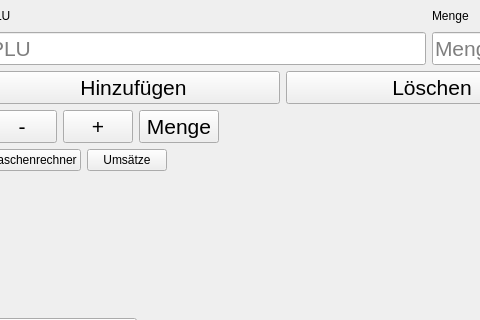
Above: mainwindow.ui from scheible/kassensystem before the change; both pictures show x 487 to 967 and y 385 to 705 of the 1087 by 786 pixel window. Below: the same form after it.
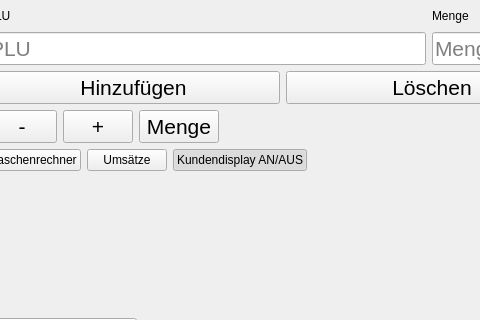
That is the form after the change.

Commit message: modified customer display (toggle button)

Patch:
```diff
--- a/mainwindow.ui
+++ b/mainwindow.ui
@@ -446,6 +446,19 @@
             </property>
            </widget>
           </item>
+          <item>
+           <widget class="QPushButton" name="btnToggleCustomerDisplay">
+            <property name="text">
+             <string>Kundendisplay AN/AUS</string>
+            </property>
+            <property name="checkable">
+             <bool>true</bool>
+            </property>
+            <property name="checked">
+             <bool>true</bool>
+            </property>
+           </widget>
+          </item>
           <item>
            <spacer name="horizontalSpacer_3">
             <property name="orientation">
```
Left out of the diff: 6 changed lines with no effect on the pictures. The commit also changes 4 other files.
